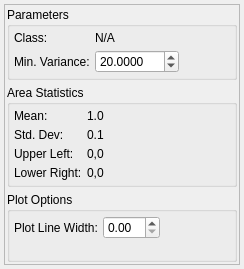
First picture: the form in Code/EmMpmGui/UI_Files/UserInitAreaWidget.ui, repository BlueQuartzSoftware/EMMPMWorkbench, before the edit.
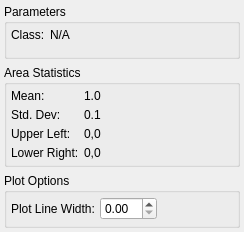
Second picture: the form after the edit.

Commit message: Correctly enabled the PerClassItem Table View Changing colors in PerClassTableView changes UserInitArea Colors Stopping Criterion and Simulated Annealing are mutually exclusive User Interface Terminology updated Writing out all the tables to the config file or preferences fil

Diff of the .ui file:
```diff
--- a/Code/EmMpmGui/UI_Files/UserInitAreaWidget.ui
+++ b/Code/EmMpmGui/UI_Files/UserInitAreaWidget.ui
@@ -7,11 +7,11 @@
     <x>0</x>
     <y>0</y>
     <width>244</width>
-    <height>269</height>
+    <height>232</height>
    </rect>
   </property>
   <property name="sizePolicy">
-   <sizepolicy hsizetype="Preferred" vsizetype="Maximum">
+   <sizepolicy hsizetype="Preferred" vsizetype="Preferred">
     <horstretch>0</horstretch>
     <verstretch>0</verstretch>
    </sizepolicy>
@@ -23,89 +23,7 @@
    <property name="margin">
     <number>4</number>
    </property>
-   <item row="0" column="0">
-    <widget class="QScrollArea" name="scrollArea">
-     <property name="widgetResizable">
-      <bool>true</bool>
-     </property>
-     <widget class="QWidget" name="scrollAreaWidgetContents">
-      <property name="geometry">
-       <rect>
-        <x>0</x>
-        <y>0</y>
-        <width>234</width>
-        <height>259</height>
-       </rect>
-      </property>
-      <layout class="QVBoxLayout" name="verticalLayout_2">
-       <property name="spacing">
-        <number>5</number>
-       </property>
-       <property name="margin">
-        <number>2</number>
-       </property>
-       <item>
-        <widget class="QGroupBox" name="groupBox">
-         <property name="title">
-          <string>Parameters</string>
-         </property>
-         <layout class="QFormLayout" name="formLayout_4">
-          <property name="fieldGrowthPolicy">
-           <enum>QFormLayout::FieldsStayAtSizeHint</enum>
-          </property>
-          <property name="horizontalSpacing">
-           <number>5</number>
-          </property>
-          <property name="verticalSpacing">
-           <number>5</number>
-          </property>
-          <property name="margin">
-           <number>4</number>
-          </property>
           <item row="1" column="0">
-           <widget class="QLabel" name="label_2">
-            <property name="text">
-             <string>Class:</string>
-            </property>
-           </widget>
-          </item>
-          <item row="1" column="1">
-           <widget class="QLabel" name="m_Class">
-            <property name="text">
-             <string>N/A</string>
-            </property>
-           </widget>
-          </item>
-          <item row="2" column="0">
-           <widget class="QLabel" name="label_10">
-            <property name="text">
-             <string>Min. Variance:</string>
-            </property>
-           </widget>
-          </item>
-          <item row="2" column="1">
-           <widget class="QDoubleSpinBox" name="m_MinVariance">
-            <property name="decimals">
-             <number>4</number>
-            </property>
-            <property name="minimum">
-             <double>0.250000000000000</double>
-            </property>
-            <property name="maximum">
-             <double>9999.989999999999782</double>
-            </property>
-            <property name="singleStep">
-             <double>1.000000000000000</double>
-            </property>
-            <property name="value">
-             <double>20.000000000000000</double>
-            </property>
-           </widget>
-          </item>
-         </layout>
-        </widget>
-       </item>
-       <item>
         <widget class="QGroupBox" name="groupBox_2">
          <property name="title">
           <string>Area Statistics</string>
@@ -182,7 +100,7 @@
          </layout>
         </widget>
        </item>
-       <item>
+   <item row="2" column="0">
         <widget class="QGroupBox" name="groupBox_3">
          <property name="title">
           <string>Plot Options</string>
@@ -213,8 +131,39 @@
          </layout>
         </widget>
        </item>
-      </layout>
-     </widget>
+   <item row="0" column="0">
+    <widget class="QGroupBox" name="groupBox">
+     <property name="title">
+      <string>Parameters</string>
+     </property>
+     <layout class="QFormLayout" name="formLayout_4">
+      <property name="fieldGrowthPolicy">
+       <enum>QFormLayout::FieldsStayAtSizeHint</enum>
+      </property>
+      <property name="horizontalSpacing">
+       <number>5</number>
+      </property>
+      <property name="verticalSpacing">
+       <number>5</number>
+      </property>
+      <property name="margin">
+       <number>4</number>
+      </property>
+      <item row="1" column="0">
+       <widget class="QLabel" name="label_2">
+        <property name="text">
+         <string>Class:</string>
+        </property>
+       </widget>
+      </item>
+      <item row="1" column="1">
+       <widget class="QLabel" name="m_Class">
+        <property name="text">
+         <string>N/A</string>
+        </property>
+       </widget>
+      </item>
+     </layout>
     </widget>
    </item>
   </layout>
```
Lines whose indentation alone changed are shown as unchanged. The commit also changes 18 other files.
